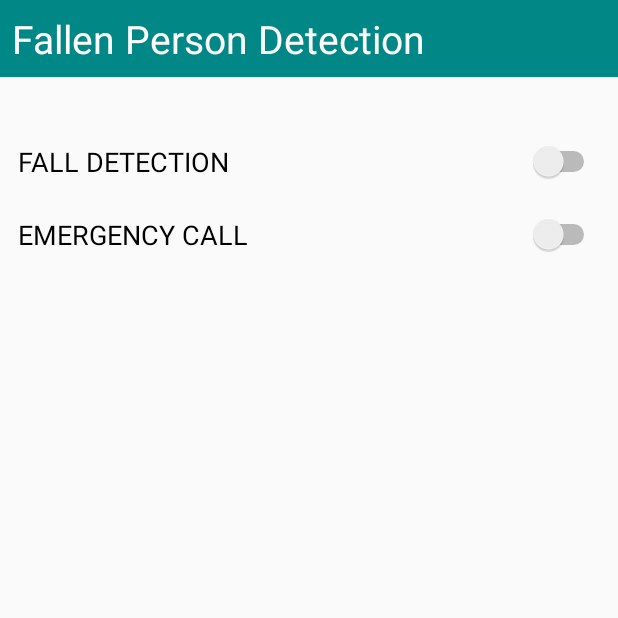
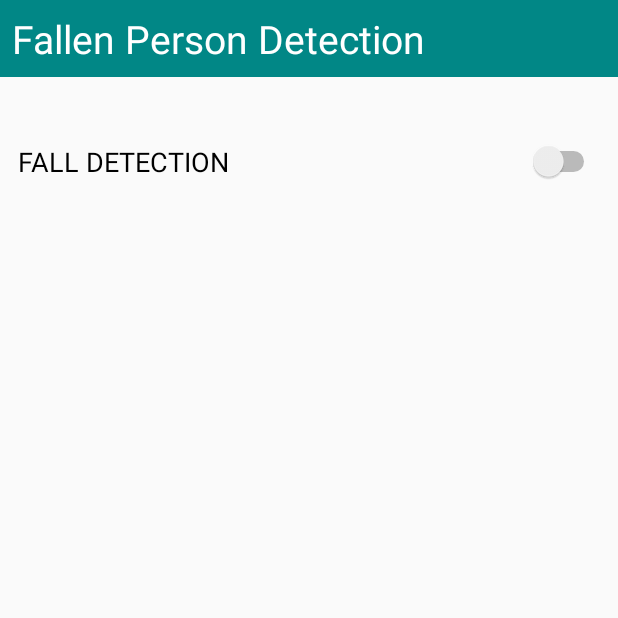
Before and after one commit to nickrick3/FallenPersonDetection, an Android app built with Jetpack Compose: the screen it shows after launch (MainActivity), on a phone screen of 412 x 824 dp, the top half of it. Run offline under Robolectric (Android 15) with nearby library versions, the phone set to English and light mode, and no system bars.

Commit message:
StatusDetector returns value, accelerometer send broadcast

```diff
--- a/app/build.gradle.kts
+++ b/app/build.gradle.kts
@@ -10,7 +10,7 @@ android {
 
     defaultConfig {
         applicationId = "com.example.fallenpersondetection"
-        minSdk = 24
+        minSdk = 26
         targetSdk = 35
         versionCode = 1
         versionName = "1.0"
--- a/app/src/main/java/com/example/fallenpersondetection/MainActivity.kt
+++ b/app/src/main/java/com/example/fallenpersondetection/MainActivity.kt
@@ -1,9 +1,12 @@
 package com.example.fallenpersondetection
 
 import android.app.AlertDialog
+import android.content.BroadcastReceiver
+import android.content.Context
 import android.content.DialogInterface
 import android.content.DialogInterface.OnClickListener
 import android.content.Intent
+import android.content.IntentFilter
 import android.os.Bundle
 import android.provider.Settings
 import android.view.View
@@ -12,11 +15,23 @@ import android.widget.CompoundButton.OnCheckedChangeListener
 import android.widget.Switch
 import android.widget.TextView
 import androidx.activity.ComponentActivity
+import androidx.core.content.ContextCompat
 
 class MainActivity : ComponentActivity(), OnCheckedChangeListener, OnClickListener{
+    private lateinit var mAlarmReceiver: AlarmReceiver
+    private var fallDetected : Boolean = false
 
     override fun onCreate(savedInstanceState: Bundle?) {
         super.onCreate(savedInstanceState)
+
+        // alarm broadcast listener
+        mAlarmReceiver = AlarmReceiver()
+        ContextCompat.registerReceiver(
+            this,
+            mAlarmReceiver,
+            IntentFilter("FALL_DETECTED"),
+            ContextCompat.RECEIVER_NOT_EXPORTED
+        )
 
         // set view
         setContentView(R.layout.activity_main)
@@ -67,4 +82,18 @@ class MainActivity : ComponentActivity(), OnCheckedChangeListener, OnClickListen
         }
     }
 
+    override fun onDestroy() {
+        super.onDestroy()
+        unregisterReceiver(mAlarmReceiver)
+    }
+
+    private class AlarmReceiver : BroadcastReceiver() {
+        override fun onReceive(context: Context?, intent: Intent?) {
+            if (!AlarmActivity.active) {
+                AlarmActivity.active = true
+                val alarmActivity = Intent(context, AlarmActivity::class.java)
+                context?.startActivity(alarmActivity)
+            }
+        }
+    }
 }
--- a/app/src/main/res/layout/activity_main.xml
+++ b/app/src/main/res/layout/activity_main.xml
@@ -30,16 +30,6 @@
         app:layout_constraintStart_toStartOf="parent"
         app:layout_constraintTop_toBottomOf="@+id/titleView" />
 
-    <Switch
-        android:id="@+id/emergencyCallSwitch"
-        android:layout_width="match_parent"
-        android:layout_height="wrap_content"
-        android:padding="12dp"
-        android:text="@string/emergency_call"
-        android:textSize="18sp"
-        app:layout_constraintStart_toStartOf="parent"
-        app:layout_constraintTop_toBottomOf="@+id/detectionSwitch"/>
-
     <TextView
         android:id="@+id/permissionGranted"
         android:layout_width="wrap_content"
--- a/app/src/main/res/values/colors.xml
+++ b/app/src/main/res/values/colors.xml
@@ -6,6 +6,6 @@
     <color name="teal_200">#FF03DAC5</color>
     <color name="teal_700">#FF018786</color>
     <color name="red">#FFDF0000</color>
-    <color name="black">#FF000000</color>
+    <color name="black">#FF202020</color>
     <color name="white">#FFFFFFFF</color>
 </resources>
--- a/app/src/main/res/values/strings.xml
+++ b/app/src/main/res/values/strings.xml
@@ -2,7 +2,6 @@
     <string name="app_name">FallenPersonDetection</string>
     <string name="app_title">Fallen Person Detection</string>
     <string name="fall_detection">FALL DETECTION</string>
-    <string name="emergency_call">EMERGENCY CALL</string>
     <string name="stop_alarm">STOP ALARM</string>
     <string name="danger_image_description">DANGER DANGER</string>
     <string name="permission_granted">User has granted permission to start the application automatically</string>
```
Also changed, not shown: app/src/main/AndroidManifest.xml (+8 -0 lines), app/src/main/java/com/example/fallenpersondetection/Accelerometer.kt (+35 -11 lines), app/src/main/java/com/example/fallenpersondetection/AlarmActivity.kt (+17 -9 lines), app/src/main/java/com/example/fallenpersondetection/StatusDetector.kt (+14 -20 lines).
